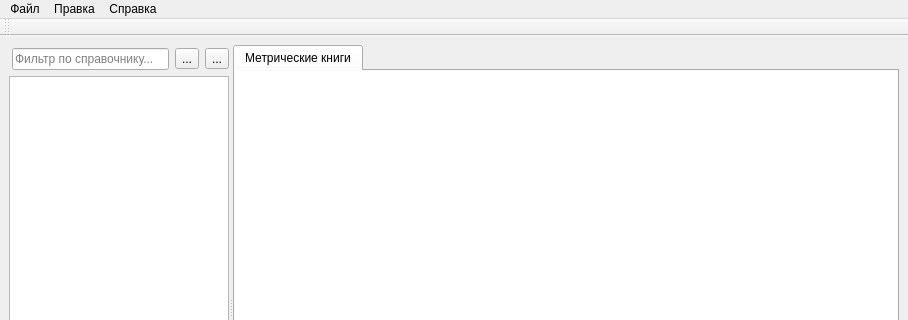
Above: ui/main_window.ui from caxapyk/gaoo-cfp before the change; both pictures show x 0 to 908 and y 0 to 320 of the 908 by 600 pixel window. Below: the same form after it.
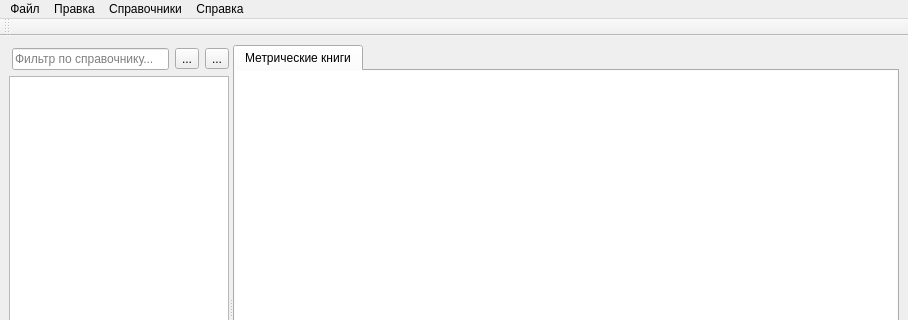
That is the form after the change. Icons and pictures are not drawn.

```diff
--- a/ui/main_window.ui
+++ b/ui/main_window.ui
@@ -223,8 +223,15 @@
     </property>
     <addaction name="action_2"/>
    </widget>
+   <widget class="QMenu" name="menu_4">
+    <property name="title">
+     <string>Справочники</string>
+    </property>
+    <addaction name="action_doctype"/>
+   </widget>
    <addaction name="menu"/>
    <addaction name="menu_3"/>
+   <addaction name="menu_4"/>
    <addaction name="menu_2"/>
   </widget>
   <widget class="QStatusBar" name="statusbar"/>
```
Left out of the diff: 5 changed lines with no effect on the pictures.
